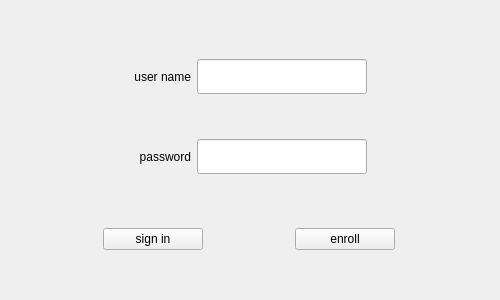
Above: chatclient.ui from zrd123/chatclient before the change. Below: the same form after it.
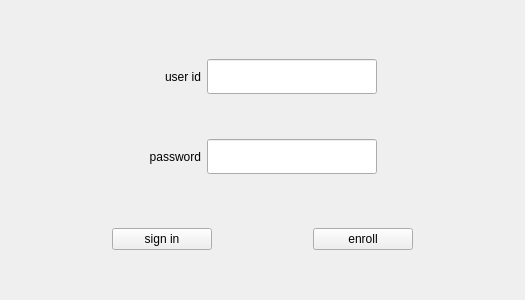
That is the form after the change.

```diff
--- a/chatclient.ui
+++ b/chatclient.ui
@@ -6,14 +6,20 @@
    <rect>
     <x>0</x>
     <y>0</y>
-    <width>500</width>
+    <width>525</width>
     <height>300</height>
    </rect>
   </property>
+  <property name="minimumSize">
+   <size>
+    <width>525</width>
+    <height>300</height>
+   </size>
+  </property>
   <property name="maximumSize">
    <size>
-    <width>500</width>
-    <height>300</height>
+    <width>800</width>
+    <height>420</height>
    </size>
   </property>
   <property name="windowTitle">
@@ -142,7 +148,7 @@
       <item row="0" column="1">
        <widget class="QLabel" name="userNameLabel">
         <property name="text">
-         <string>user name</string>
+         <string>user id</string>
         </property>
         <property name="textFormat">
          <enum>Qt::AutoText</enum>
```
Left out of the diff: 4 changed lines with no effect on the pictures.
